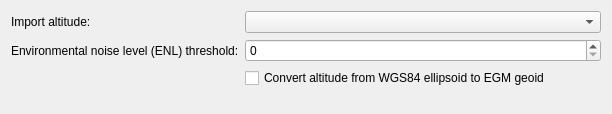
First picture: the form in src/Plugins/Import/IgcImport/src/IgcImportOptionWidget.ui, repository till213/SkyDolly, before the edit.
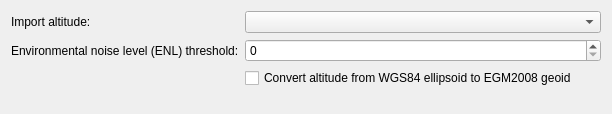
Second picture: the form after the edit.

Commit message:
Properly restore "convert altitude" option
- When toggling between GNSS and pressure altitude properly restore the
"convert altitude" option
- By connecting to the clicked() signal (which is only emitted upon user
interaction with the QCheckBox) instead of the stateChanged() signal

```diff
--- a/src/Plugins/Import/IgcImport/src/IgcImportOptionWidget.ui
+++ b/src/Plugins/Import/IgcImport/src/IgcImportOptionWidget.ui
@@ -57,7 +57,7 @@
    <item row="3" column="1">
     <widget class="QCheckBox" name="convertAltitudeCheckBox">
      <property name="text">
-      <string>Convert altitude from WGS84 ellipsoid to EGM geoid</string>
+      <string>Convert altitude from WGS84 ellipsoid to EGM2008 geoid</string>
      </property>
     </widget>
    </item>
```
The commit also changes 3 other files.
